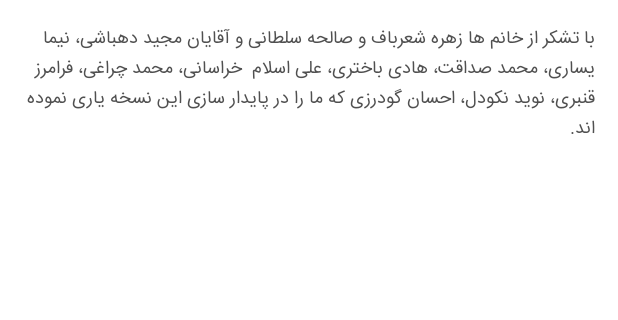
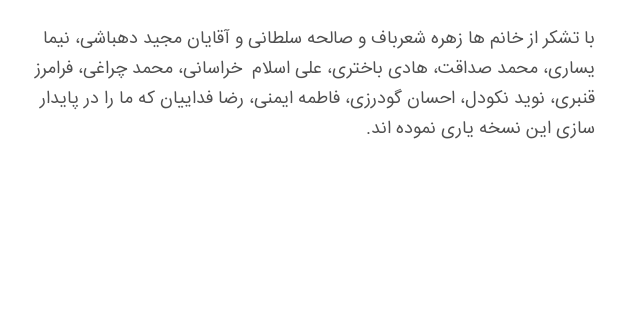
Before and after one commit to hessam3u/Pakoob, an Android app: the layout frm_contactus.xml on its own in the app's theme, with its tools: preview values and no code run, on a phone screen of 412 x 824 dp, the part 306-626 px from its top. Run offline under Robolectric (Android 15) with nearby library versions, the phone set to English and light mode, and no system bars.

Commit message:
یه سری تغییرات موقتی

```diff
--- a/app/src/main/java/mojafarin/pakoob/EditTrack.java
+++ b/app/src/main/java/mojafarin/pakoob/EditTrack.java
@@ -434,7 +434,7 @@ public class EditTrack extends Fragment {
             debugStep = 40;
             if (compactItem.polyLine != null) {
                 compactItem.polyLine.setColor(poi.Color);
-                compactItem.polyLine.setTag(poi.Name);
+                compactItem.polyLine.setTag(poi.NbPoiId);
             }
             debugStep = 50;
             if (adapter != null) {
--- a/app/src/main/res/layout/frm_contactus.xml
+++ b/app/src/main/res/layout/frm_contactus.xml
@@ -51,7 +51,7 @@
     </TextView>
     <TextView style="@style/rich_text" android:text="@string/q_contactByEmail_a">
     </TextView>
-    <TextView style="@style/rich_text" android:text="با تشکر از خانم ها زهره شعرباف و صالحه سلطانی و آقایان مجید دهباشی، نیما یساری، محمد صداقت، هادی باختری، علی اسلام  خراسانی، محمد چراغی، فرامرز قنبری، نوید نکودل، احسان گودرزی که ما را در پایدار سازی این نسخه یاری نموده اند.">
+    <TextView style="@style/rich_text" android:text="با تشکر از خانم ها زهره شعرباف و صالحه سلطانی و آقایان مجید دهباشی، نیما یساری، محمد صداقت، هادی باختری، علی اسلام  خراسانی، محمد چراغی، فرامرز قنبری، نوید نکودل، احسان گودرزی، فاطمه ایمنی، رضا فداییان که ما را در پایدار سازی این نسخه یاری نموده اند.">
     </TextView>
 
 
```
